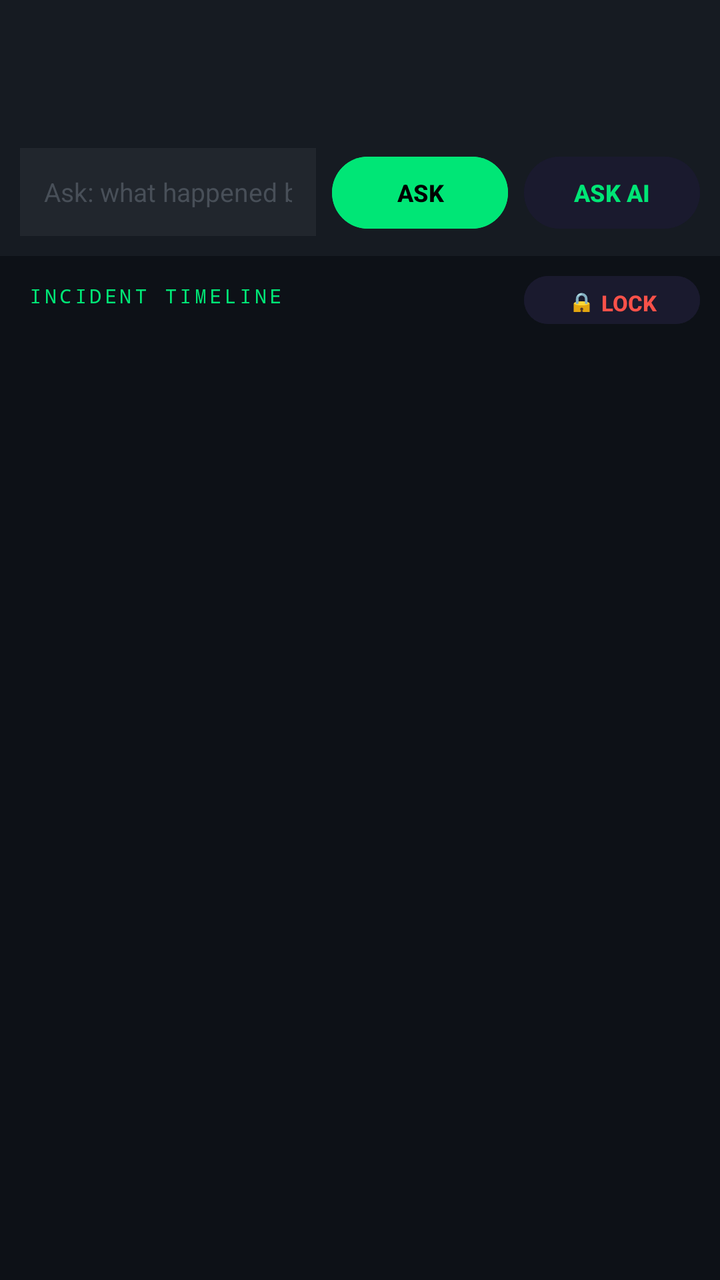
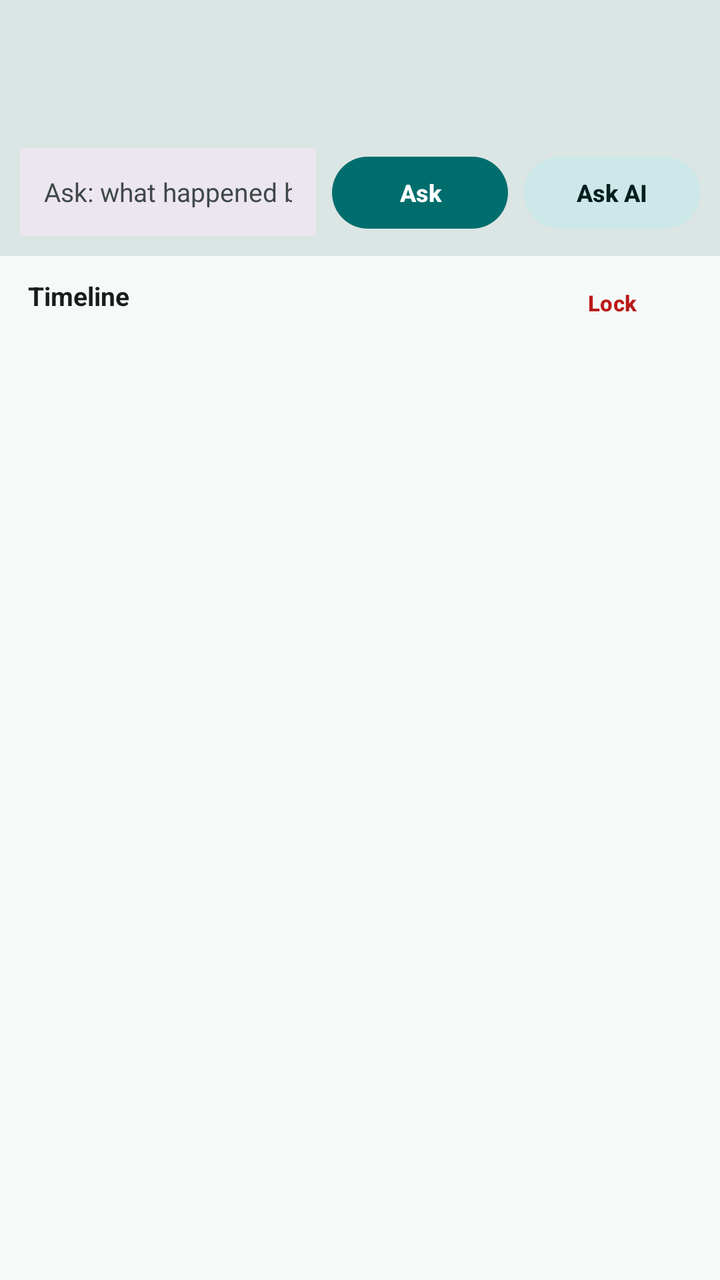

Compare the two renders of this Android layout. The source of the first and the diff that turns it into the second are given below.
<!-- AndroidManifest.xml: application theme Theme.TRACE -->
<!-- res/layout/activity_timeline.xml -->
<?xml version="1.0" encoding="utf-8"?>
<LinearLayout xmlns:android="http://schemas.android.com/apk/res/android"
    xmlns:app="http://schemas.android.com/apk/res-auto"
    android:layout_width="match_parent"
    android:layout_height="match_parent"
    android:orientation="vertical"
    android:background="?attr/colorSurface">

    
    <com.google.android.material.appbar.MaterialToolbar
        android:id="@+id/toolbar"
        android:layout_width="match_parent"
        android:layout_height="?attr/actionBarSize"
        android:background="?attr/colorSurfaceVariant"
        app:titleTextColor="?attr/colorPrimary"
        app:navigationIconTint="?attr/colorPrimary" />

    
    <TextView
        android:id="@+id/tvLockedBanner"
        android:layout_width="match_parent"
        android:layout_height="wrap_content"
        android:text="🔒 EVIDENCE LOCKED — No new events will be recorded"
        android:textColor="@color/trace_on_error"
        android:textStyle="bold"
        android:textSize="13sp"
        android:fontFamily="monospace"
        android:gravity="center"
        android:padding="10dp"
        android:background="@color/trace_status_rejected"
        android:visibility="gone" />

    
    <LinearLayout
        android:layout_width="match_parent"
        android:layout_height="wrap_content"
        android:orientation="horizontal"
        android:padding="10dp"
        android:background="?attr/colorSurfaceVariant">

        <EditText
            android:id="@+id/queryInput"
            android:layout_width="0dp"
            android:layout_height="44dp"
            android:layout_weight="1"
            android:hint="Ask: what happened before the fall?"
            android:textColor="?attr/colorOnSurface"
            android:textColorHint="@color/trace_text_hint"
            android:textSize="13sp"
            android:inputType="text"
            android:imeOptions="actionDone"
            android:singleLine="true"
            android:paddingStart="12dp"
            android:paddingEnd="12dp"
            android:background="@color/trace_surface_container_high"
            android:layout_marginEnd="8dp" />

        <Button
            android:id="@+id/btnAsk"
            android:layout_width="wrap_content"
            android:layout_height="44dp"
            android:text="ASK"
            android:textColor="?attr/colorOnPrimary"
            android:textStyle="bold"
            android:backgroundTint="?attr/colorPrimary"
            android:textSize="12sp" />

        <Button
            android:id="@+id/btnAskAi"
            android:layout_width="wrap_content"
            android:layout_height="44dp"
            android:layout_marginStart="8dp"
            android:text="ASK AI"
            android:textColor="?attr/colorPrimary"
            android:textStyle="bold"
            android:textSize="12sp"
            android:backgroundTint="@color/trace_surface_elevated" />

    </LinearLayout>

    
    <TextView
        android:id="@+id/queryAnswer"
        android:layout_width="match_parent"
        android:layout_height="wrap_content"
        android:padding="12dp"
        android:textColor="?attr/colorOnSurfaceVariant"
        android:fontFamily="monospace"
        android:textSize="12sp"
        android:lineSpacingExtra="3dp"
        android:background="?attr/colorSurfaceVariant"
        android:visibility="gone" />

    
    <LinearLayout
        android:layout_width="match_parent"
        android:layout_height="wrap_content"
        android:orientation="horizontal"
        android:gravity="center_vertical">

        <TextView
            android:layout_width="0dp"
            android:layout_height="wrap_content"
            android:layout_weight="1"
            android:paddingStart="14dp"
            android:paddingTop="10dp"
            android:paddingBottom="6dp"
            android:text="INCIDENT TIMELINE"
            android:textColor="?attr/colorPrimary"
            android:textSize="10sp"
            android:letterSpacing="0.15"
            android:fontFamily="monospace" />

        
        <Button
            android:id="@+id/btnLockEvidence"
            android:layout_width="wrap_content"
            android:layout_height="32dp"
            android:layout_marginEnd="10dp"
            android:layout_marginTop="4dp"
            android:text="🔒 LOCK"
            android:textColor="@color/trace_status_rejected"
            android:textSize="11sp"
            android:textStyle="bold"
            android:backgroundTint="@color/trace_surface_elevated"
            android:paddingStart="12dp"
            android:paddingEnd="12dp" />

    </LinearLayout>

    
    <androidx.recyclerview.widget.RecyclerView
        android:id="@+id/recyclerView"
        android:layout_width="match_parent"
        android:layout_height="0dp"
        android:layout_weight="1"
        android:clipToPadding="false"
        android:paddingBottom="8dp" />

</LinearLayout>
<!-- resources referenced by this layout -->
<resources>
  <color name="trace_on_error">#000000</color>
  <color name="trace_status_rejected">#F85149</color>
  <color name="trace_surface_container_high">#21262D</color>
  <color name="trace_surface_elevated">#1A1A2E</color>
  <color name="trace_text_hint">#484F58</color>
  <style name="Theme.TRACE" parent="Theme.Material3.Dark.NoActionBar">
  
          
          <item name="colorPrimary">@color/trace_primary</item>
          <item name="colorOnPrimary">@color/trace_on_primary</item>
          <item name="colorPrimaryContainer">@color/trace_primary_container</item>
          <item name="colorOnPrimaryContainer">@color/trace_on_primary_container</item>
          <item name="colorSecondary">@color/trace_secondary</item>
          <item name="colorOnSecondary">@color/trace_on_secondary</item>
          <item name="colorSecondaryContainer">@color/trace_secondary_container</item>
          <item name="colorOnSecondaryContainer">@color/trace_on_secondary_container</item>
          <item name="colorTertiary">@color/trace_tertiary</item>
          <item name="colorOnTertiary">@color/trace_on_tertiary</item>
          <item name="colorTertiaryContainer">@color/trace_tertiary_container</item>
          <item name="colorOnTertiaryContainer">@color/trace_on_tertiary_container</item>
          <item name="colorError">@color/trace_error</item>
          <item name="colorOnError">@color/trace_on_error</item>
          <item name="colorErrorContainer">@color/trace_error_container</item>
          <item name="colorOnErrorContainer">@color/trace_on_error_container</item>
  
          
          <item name="colorSurface">@color/trace_surface</item>
          <item name="colorOnSurface">@color/trace_on_surface</item>
          <item name="colorSurfaceVariant">@color/trace_surface_variant</item>
          <item name="colorOnSurfaceVariant">@color/trace_on_surface_variant</item>
          <item name="colorSurfaceInverse">@color/trace_inverse_surface</item>
          <item name="colorOnSurfaceInverse">@color/trace_inverse_on_surface</item>
          <item name="colorPrimaryInverse">@color/trace_inverse_primary</item>
          <item name="colorOutline">@color/trace_outline</item>
          <item name="colorOutlineVariant">@color/trace_outline_variant</item>
          <item name="colorOnBackground">@color/trace_on_surface</item>
          <item name="android:colorBackground">@color/trace_surface</item>
          <item name="android:windowBackground">@color/trace_surface</item>
          <item name="android:statusBarColor">@color/trace_surface</item>
          <item name="android:navigationBarColor">@color/trace_surface</item>
      </style>
  <color name="trace_primary">#00E676</color>
  <color name="trace_on_primary">#000000</color>
  <color name="trace_primary_container">#00401F</color>
  <color name="trace_on_primary_container">#6CFFA5</color>
  <color name="trace_secondary">#58A6FF</color>
  <color name="trace_on_secondary">#001B33</color>
  <color name="trace_secondary_container">#12314C</color>
  <color name="trace_on_secondary_container">#CFE4FF</color>
  <color name="trace_tertiary">#FFD600</color>
  <color name="trace_on_tertiary">#2A2100</color>
  <color name="trace_tertiary_container">#4A3D00</color>
  <color name="trace_on_tertiary_container">#FFE680</color>
  <color name="trace_error">#F85149</color>
  <color name="trace_error_container">#7A1D19</color>
  <color name="trace_on_error_container">#FFDAD6</color>
  <color name="trace_surface">#0D1117</color>
  <color name="trace_on_surface">#E6EDF3</color>
  <color name="trace_surface_variant">#161B22</color>
  <color name="trace_on_surface_variant">#8B949E</color>
  <color name="trace_inverse_surface">#E6EDF3</color>
  <color name="trace_inverse_on_surface">#161B22</color>
  <color name="trace_inverse_primary">#00C853</color>
  <color name="trace_outline">#30363D</color>
  <color name="trace_outline_variant">#21262D</color>
</resources>

<!-- the commit's change to res/layout/activity_timeline.xml (unified diff, before → after) -->
@@ -6,28 +6,35 @@
     android:orientation="vertical"
     android:background="?attr/colorSurface">
 
-    
     <com.google.android.material.appbar.MaterialToolbar
         android:id="@+id/toolbar"
         android:layout_width="match_parent"
         android:layout_height="?attr/actionBarSize"
         android:background="?attr/colorSurfaceVariant"
-        app:titleTextColor="?attr/colorPrimary"
-        app:navigationIconTint="?attr/colorPrimary" />
+        app:titleTextColor="?attr/colorOnSurface"
+        app:navigationIconTint="?attr/colorOnSurface" />
+
+    <com.google.android.material.progressindicator.LinearProgressIndicator
+        android:id="@+id/progressBar"
+        android:layout_width="match_parent"
+        android:layout_height="wrap_content"
+        android:visibility="gone"
+        android:indeterminate="true"
+        app:trackThickness="3dp"
+        app:indicatorColor="?attr/colorPrimary" />
 
     
     <TextView
         android:id="@+id/tvLockedBanner"
         android:layout_width="match_parent"
         android:layout_height="wrap_content"
-        android:text="🔒 EVIDENCE LOCKED — No new events will be recorded"
-        android:textColor="@color/trace_on_error"
+        android:text="Evidence locked — no new events will be recorded"
+        android:textColor="?attr/colorOnError"
         android:textStyle="bold"
         android:textSize="13sp"
-        android:fontFamily="monospace"
         android:gravity="center"
         android:padding="10dp"
-        android:background="@color/trace_status_rejected"
+        android:background="?attr/colorError"
         android:visibility="gone" />
 
     
@@ -45,36 +52,35 @@
             android:layout_weight="1"
             android:hint="Ask: what happened before the fall?"
             android:textColor="?attr/colorOnSurface"
-            android:textColorHint="@color/trace_text_hint"
+            android:textColorHint="?attr/colorOnSurfaceVariant"
             android:textSize="13sp"
             android:inputType="text"
             android:imeOptions="actionDone"
             android:singleLine="true"
             android:paddingStart="12dp"
             android:paddingEnd="12dp"
-            android:background="@color/trace_surface_container_high"
+            android:background="?attr/colorSurfaceContainerHigh"
             android:layout_marginEnd="8dp" />
 
-        <Button
+        <com.google.android.material.button.MaterialButton
             android:id="@+id/btnAsk"
+            style="@style/Widget.Material3.Button"
             android:layout_width="wrap_content"
             android:layout_height="44dp"
-            android:text="ASK"
+            android:text="Ask"
             android:textColor="?attr/colorOnPrimary"
             android:textStyle="bold"
-            android:backgroundTint="?attr/colorPrimary"
             android:textSize="12sp" />
 
-        <Button
+        <com.google.android.material.button.MaterialButton
             android:id="@+id/btnAskAi"
+            style="@style/Widget.Material3.Button.TonalButton"
             android:layout_width="wrap_content"
             android:layout_height="44dp"
             android:layout_marginStart="8dp"
-            android:text="ASK AI"
-            android:textColor="?attr/colorPrimary"
+            android:text="Ask AI"
             android:textStyle="bold"
-            android:textSize="12sp"
-            android:backgroundTint="@color/trace_surface_elevated" />
+            android:textSize="12sp" />
 
     </LinearLayout>
 
@@ -85,7 +91,6 @@
         android:layout_height="wrap_content"
         android:padding="12dp"
         android:textColor="?attr/colorOnSurfaceVariant"
-        android:fontFamily="monospace"
         android:textSize="12sp"
         android:lineSpacingExtra="3dp"
         android:background="?attr/colorSurfaceVariant"
@@ -105,24 +110,22 @@
             android:paddingStart="14dp"
             android:paddingTop="10dp"
             android:paddingBottom="6dp"
-            android:text="INCIDENT TIMELINE"
-            android:textColor="?attr/colorPrimary"
-            android:textSize="10sp"
-            android:letterSpacing="0.15"
-            android:fontFamily="monospace" />
+            android:text="Timeline"
+            android:textColor="?attr/colorOnSurface"
+            android:textSize="13sp"
+            android:textStyle="bold" />
 
-        
-        <Button
+        <com.google.android.material.button.MaterialButton
             android:id="@+id/btnLockEvidence"
+            style="@style/Widget.Material3.Button.TextButton"
             android:layout_width="wrap_content"
             android:layout_height="32dp"
             android:layout_marginEnd="10dp"
             android:layout_marginTop="4dp"
-            android:text="🔒 LOCK"
-            android:textColor="@color/trace_status_rejected"
+            android:text="Lock"
+            android:textColor="?attr/colorError"
             android:textSize="11sp"
             android:textStyle="bold"
-            android:backgroundTint="@color/trace_surface_elevated"
             android:paddingStart="12dp"
             android:paddingEnd="12dp" />
 
<!-- resource entries referenced after the edit -->
@@ -1,69 +1,62 @@
 <!-- resources referenced by this layout -->
 <resources>
-  <color name="trace_on_error">#000000</color>
-  <color name="trace_status_rejected">#F85149</color>
-  <color name="trace_surface_container_high">#21262D</color>
-  <color name="trace_surface_elevated">#1A1A2E</color>
-  <color name="trace_text_hint">#484F58</color>
-  <style name="Theme.TRACE" parent="Theme.Material3.Dark.NoActionBar">
-  
+  <style name="Theme.TRACE" parent="Theme.Material3.DayNight.NoActionBar">
           
-          <item name="colorPrimary">@color/trace_primary</item>
-          <item name="colorOnPrimary">@color/trace_on_primary</item>
-          <item name="colorPrimaryContainer">@color/trace_primary_container</item>
-          <item name="colorOnPrimaryContainer">@color/trace_on_primary_container</item>
-          <item name="colorSecondary">@color/trace_secondary</item>
-          <item name="colorOnSecondary">@color/trace_on_secondary</item>
-          <item name="colorSecondaryContainer">@color/trace_secondary_container</item>
-          <item name="colorOnSecondaryContainer">@color/trace_on_secondary_container</item>
-          <item name="colorTertiary">@color/trace_tertiary</item>
-          <item name="colorOnTertiary">@color/trace_on_tertiary</item>
-          <item name="colorTertiaryContainer">@color/trace_tertiary_container</item>
-          <item name="colorOnTertiaryContainer">@color/trace_on_tertiary_container</item>
-          <item name="colorError">@color/trace_error</item>
-          <item name="colorOnError">@color/trace_on_error</item>
-          <item name="colorErrorContainer">@color/trace_error_container</item>
-          <item name="colorOnErrorContainer">@color/trace_on_error_container</item>
-  
-          
-          <item name="colorSurface">@color/trace_surface</item>
-          <item name="colorOnSurface">@color/trace_on_surface</item>
-          <item name="colorSurfaceVariant">@color/trace_surface_variant</item>
-          <item name="colorOnSurfaceVariant">@color/trace_on_surface_variant</item>
-          <item name="colorSurfaceInverse">@color/trace_inverse_surface</item>
-          <item name="colorOnSurfaceInverse">@color/trace_inverse_on_surface</item>
-          <item name="colorPrimaryInverse">@color/trace_inverse_primary</item>
-          <item name="colorOutline">@color/trace_outline</item>
-          <item name="colorOutlineVariant">@color/trace_outline_variant</item>
-          <item name="colorOnBackground">@color/trace_on_surface</item>
-          <item name="android:colorBackground">@color/trace_surface</item>
-          <item name="android:windowBackground">@color/trace_surface</item>
-          <item name="android:statusBarColor">@color/trace_surface</item>
-          <item name="android:navigationBarColor">@color/trace_surface</item>
+          <item name="colorPrimary">@color/light_primary</item>
+          <item name="colorOnPrimary">@color/light_on_primary</item>
+          <item name="colorPrimaryContainer">@color/light_primary_container</item>
+          <item name="colorOnPrimaryContainer">@color/light_on_primary_container</item>
+          <item name="colorSecondary">@color/light_secondary</item>
+          <item name="colorOnSecondary">@color/light_on_secondary</item>
+          <item name="colorSecondaryContainer">@color/light_secondary_container</item>
+          <item name="colorOnSecondaryContainer">@color/light_on_secondary_container</item>
+          <item name="colorTertiary">@color/light_tertiary</item>
+          <item name="colorOnTertiary">@color/light_on_tertiary</item>
+          <item name="colorTertiaryContainer">@color/light_tertiary_container</item>
+          <item name="colorOnTertiaryContainer">@color/light_on_tertiary_container</item>
+          <item name="colorError">@color/light_error</item>
+          <item name="colorOnError">@color/light_on_error</item>
+          <item name="colorErrorContainer">@color/light_error_container</item>
+          <item name="colorOnErrorContainer">@color/light_on_error_container</item>
+          <item name="colorSurface">@color/light_surface</item>
+          <item name="colorOnSurface">@color/light_on_surface</item>
+          <item name="colorSurfaceVariant">@color/light_surface_variant</item>
+          <item name="colorOnSurfaceVariant">@color/light_on_surface_variant</item>
+          <item name="colorSurfaceInverse">@color/light_inverse_surface</item>
+          <item name="colorOnSurfaceInverse">@color/light_inverse_on_surface</item>
+          <item name="colorPrimaryInverse">@color/light_inverse_primary</item>
+          <item name="colorOutline">@color/light_outline</item>
+          <item name="colorOutlineVariant">@color/light_outline_variant</item>
+          <item name="android:colorBackground">@color/light_surface</item>
+          <item name="android:windowBackground">@color/light_surface</item>
+          <item name="android:statusBarColor">@color/light_surface_container</item>
+          <item name="android:navigationBarColor">@color/light_surface_container</item>
       </style>
-  <color name="trace_primary">#00E676</color>
-  <color name="trace_on_primary">#000000</color>
-  <color name="trace_primary_container">#00401F</color>
-  <color name="trace_on_primary_container">#6CFFA5</color>
-  <color name="trace_secondary">#58A6FF</color>
-  <color name="trace_on_secondary">#001B33</color>
-  <color name="trace_secondary_container">#12314C</color>
-  <color name="trace_on_secondary_container">#CFE4FF</color>
-  <color name="trace_tertiary">#FFD600</color>
-  <color name="trace_on_tertiary">#2A2100</color>
-  <color name="trace_tertiary_container">#4A3D00</color>
-  <color name="trace_on_tertiary_container">#FFE680</color>
-  <color name="trace_error">#F85149</color>
-  <color name="trace_error_container">#7A1D19</color>
-  <color name="trace_on_error_container">#FFDAD6</color>
-  <color name="trace_surface">#0D1117</color>
-  <color name="trace_on_surface">#E6EDF3</color>
-  <color name="trace_surface_variant">#161B22</color>
-  <color name="trace_on_surface_variant">#8B949E</color>
-  <color name="trace_inverse_surface">#E6EDF3</color>
-  <color name="trace_inverse_on_surface">#161B22</color>
-  <color name="trace_inverse_primary">#00C853</color>
-  <color name="trace_outline">#30363D</color>
-  <color name="trace_outline_variant">#21262D</color>
+  <color name="light_primary">#006D6D</color>
+  <color name="light_on_primary">#FFFFFF</color>
+  <color name="light_primary_container">#6FF7F6</color>
+  <color name="light_on_primary_container">#002020</color>
+  <color name="light_secondary">#4A6363</color>
+  <color name="light_on_secondary">#FFFFFF</color>
+  <color name="light_secondary_container">#CCE8E8</color>
+  <color name="light_on_secondary_container">#051F1F</color>
+  <color name="light_tertiary">#4D5F71</color>
+  <color name="light_on_tertiary">#FFFFFF</color>
+  <color name="light_tertiary_container">#D1E4F9</color>
+  <color name="light_on_tertiary_container">#081C2B</color>
+  <color name="light_error">#BA1A1A</color>
+  <color name="light_on_error">#FFFFFF</color>
+  <color name="light_error_container">#FFDAD6</color>
+  <color name="light_on_error_container">#410002</color>
+  <color name="light_surface">#F5FAF9</color>
+  <color name="light_on_surface">#191C1C</color>
+  <color name="light_surface_variant">#DAE5E4</color>
+  <color name="light_on_surface_variant">#3F4948</color>
+  <color name="light_inverse_surface">#2D3131</color>
+  <color name="light_inverse_on_surface">#EFF4F3</color>
+  <color name="light_inverse_primary">#4FDADA</color>
+  <color name="light_outline">#6F7979</color>
+  <color name="light_outline_variant">#BEC9C8</color>
+  <color name="light_surface_container">#E9EFEE</color>
 </resources>
 
